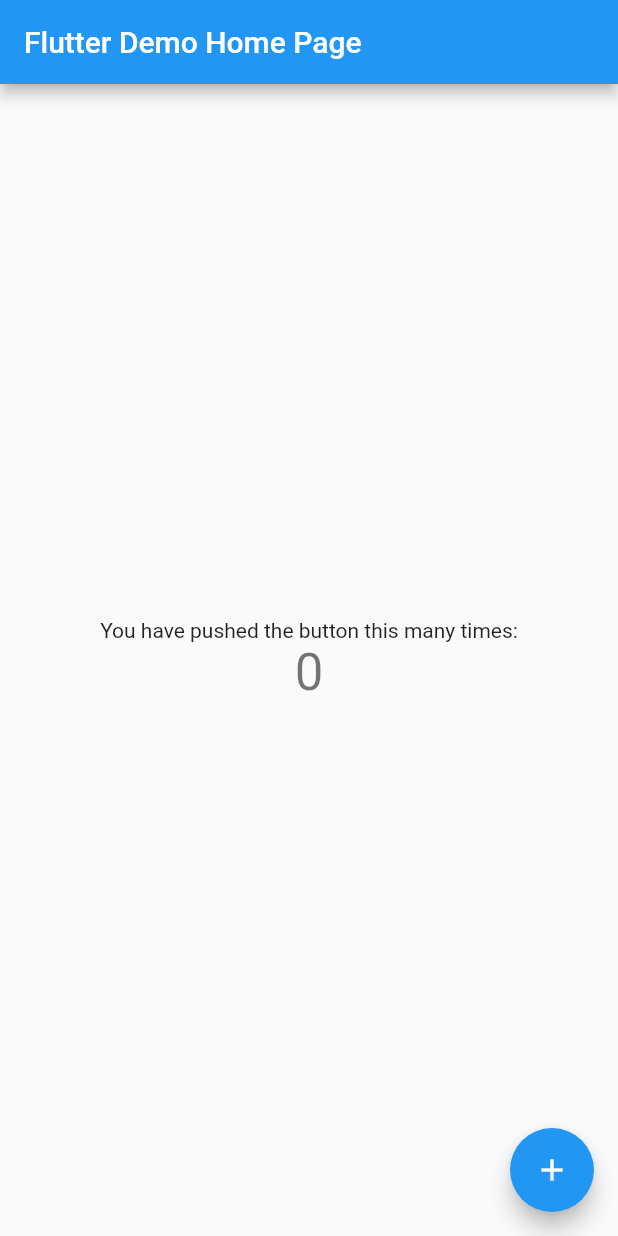
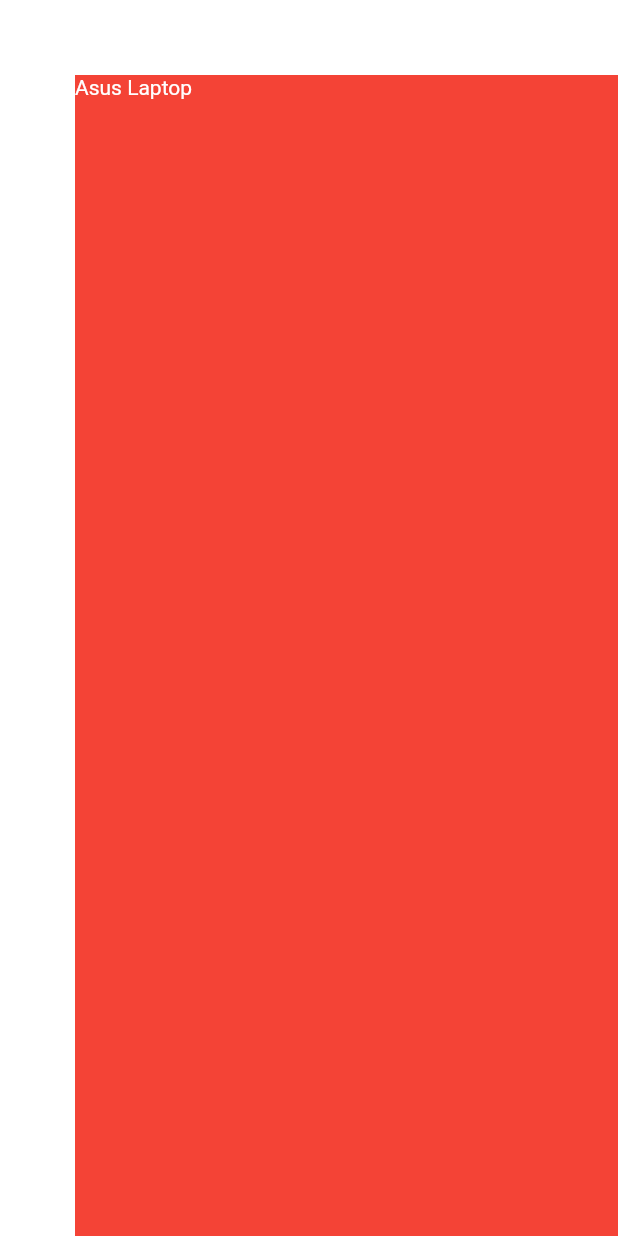
Before and after one commit to ekremsaydam/flutter, a Flutter app: the screen it shows after launch, on a phone screen of 412 x 824 dp. Run offline on Flutter 3.47's test engine with Material 2 defaults, Android fonts, the phone set to English and light mode, and no system bars.

Commit message:
Container Widget

```diff
--- a/shop/lib/main.dart
+++ b/shop/lib/main.dart
@@ -1,111 +1,4 @@
 import 'package:flutter/material.dart';
+import 'package:shop/screens/home.dart';
 
-void main() => runApp(MyApp());
-
-class MyApp extends StatelessWidget {
-  // This widget is the root of your application.
-  @override
-  Widget build(BuildContext context) {
-    return MaterialApp(
-      title: 'Flutter Demo',
-      theme: ThemeData(
-        // This is the theme of your application.
-        //
-        // Try running your application with "flutter run". You'll see the
-        // application has a blue toolbar. Then, without quitting the app, try
-        // changing the primarySwatch below to Colors.green and then invoke
-        // "hot reload" (press "r" in the console where you ran "flutter run",
-        // or simply save your changes to "hot reload" in a Flutter IDE).
-        // Notice that the counter didn't reset back to zero; the application
-        // is not restarted.
-        primarySwatch: Colors.blue,
-      ),
-      home: MyHomePage(title: 'Flutter Demo Home Page'),
-    );
-  }
-}
-
-class MyHomePage extends StatefulWidget {
-  MyHomePage({Key key, this.title}) : super(key: key);
-
-  // This widget is the home page of your application. It is stateful, meaning
-  // that it has a State object (defined below) that contains fields that affect
-  // how it looks.
-
-  // This class is the configuration for the state. It holds the values (in this
-  // case the title) provided by the parent (in this case the App widget) and
-  // used by the build method of the State. Fields in a Widget subclass are
-  // always marked "final".
-
-  final String title;
-
-  @override
-  _MyHomePageState createState() => _MyHomePageState();
-}
-
-class _MyHomePageState extends State<MyHomePage> {
-  int _counter = 0;
-
-  void _incrementCounter() {
-    setState(() {
-      // This call to setState tells the Flutter framework that something has
-      // changed in this State, which causes it to rerun the build method below
-      // so that the display can reflect the updated values. If we changed
-      // _counter without calling setState(), then the build method would not be
-      // called again, and so nothing would appear to happen.
-      _counter++;
-    });
-  }
-
-  @override
-  Widget build(BuildContext context) {
-    // This method is rerun every time setState is called, for instance as done
-    // by the _incrementCounter method above.
-    //
-    // The Flutter framework has been optimized to make rerunning build methods
-    // fast, so that you can just rebuild anything that needs updating rather
-    // than having to individually change instances of widgets.
-    return Scaffold(
-      appBar: AppBar(
-        // Here we take the value from the MyHomePage object that was created by
-        // the App.build method, and use it to set our appbar title.
-        title: Text(widget.title),
-      ),
-      body: Center(
-        // Center is a layout widget. It takes a single child and positions it
-        // in the middle of the parent.
-        child: Column(
-          // Column is also layout widget. It takes a list of children and
-          // arranges them vertically. By default, it sizes itself to fit its
-          // children horizontally, and tries to be as tall as its parent.
-          //
-          // Invoke "debug painting" (press "p" in the console, choose the
-          // "Toggle Debug Paint" action from the Flutter Inspector in Android
-          // Studio, or the "Toggle Debug Paint" command in Visual Studio Code)
-          // to see the wireframe for each widget.
-          //
-          // Column has various properties to control how it sizes itself and
-          // how it positions its children. Here we use mainAxisAlignment to
-          // center the children vertically; the main axis here is the vertical
-          // axis because Columns are vertical (the cross axis would be
-          // horizontal).
-          mainAxisAlignment: MainAxisAlignment.center,
-          children: <Widget>[
-            Text(
-              'You have pushed the button this many times:',
-            ),
-            Text(
-              '$_counter',
-              style: Theme.of(context).textTheme.display1,
-            ),
-          ],
-        ),
-      ),
-      floatingActionButton: FloatingActionButton(
-        onPressed: _incrementCounter,
-        tooltip: 'Increment',
-        child: Icon(Icons.add),
-      ), // This trailing comma makes auto-formatting nicer for build methods.
-    );
-  }
-}
+void main() => runApp(Home());
--- /dev/null
+++ b/shop/lib/screens/home.dart
@@ -0,0 +1,17 @@
+import 'package:flutter/material.dart';
+
+class Home extends StatelessWidget {
+  @override
+  Widget build(BuildContext context) {
+    return Center(
+        child: Container(
+      alignment: Alignment.topLeft,
+      margin: EdgeInsets.only(left: 50.0,top: 50.0),
+      color: Colors.red,
+      child: Text(
+        "Asus Laptop",
+        textDirection: TextDirection.ltr,
+      ),
+    ));
+  }
+}
```
